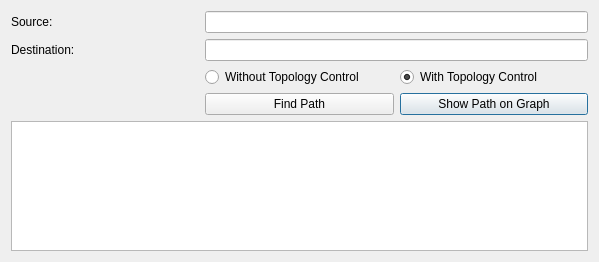
Old version of the form pathwindow.ui in the repository codingInEME/Wireless-Network-Topology.
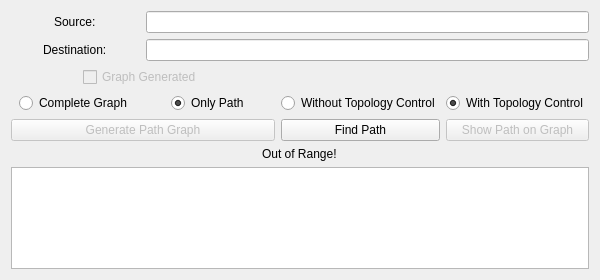
New version of the form.

The edit to the form file:
```diff
--- a/pathwindow.ui
+++ b/pathwindow.ui
@@ -6,58 +6,111 @@
    <rect>
     <x>0</x>
     <y>0</y>
-    <width>599</width>
-    <height>262</height>
+    <width>600</width>
+    <height>280</height>
    </rect>
   </property>
   <property name="windowTitle">
    <string>Dialog</string>
   </property>
   <layout class="QGridLayout" name="gridLayout_2">
-   <item row="0" column="0">
+   <item row="2" column="1">
+    <widget class="QTextEdit" name="output_text">
+     <property name="readOnly">
+      <bool>true</bool>
+     </property>
+    </widget>
+   </item>
+   <item row="0" column="1">
     <layout class="QGridLayout" name="gridLayout">
-     <item row="3" column="2">
+     <item row="4" column="0" alignment="Qt::AlignHCenter">
+      <widget class="QRadioButton" name="complete_radio">
+       <property name="text">
+        <string>Complete Graph</string>
+       </property>
+       <attribute name="buttonGroup">
+        <string notr="true">buttonGroup</string>
+       </attribute>
+      </widget>
+     </item>
+     <item row="4" column="1" alignment="Qt::AlignHCenter">
+      <widget class="QRadioButton" name="only_radio">
+       <property name="text">
+        <string>Only Path</string>
+       </property>
+       <property name="checked">
+        <bool>true</bool>
+       </property>
+       <attribute name="buttonGroup">
+        <string notr="true">buttonGroup</string>
+       </attribute>
+      </widget>
+     </item>
+     <item row="3" column="0" colspan="2" alignment="Qt::AlignHCenter">
+      <widget class="QCheckBox" name="path_check">
+       <property name="enabled">
+        <bool>false</bool>
+       </property>
+       <property name="text">
+        <string>Graph Generated</string>
+       </property>
+      </widget>
+     </item>
+     <item row="5" column="3">
       <widget class="QPushButton" name="show_button">
+       <property name="enabled">
+        <bool>false</bool>
+       </property>
        <property name="text">
         <string>Show Path on Graph</string>
        </property>
       </widget>
      </item>
-     <item row="0" column="0">
-      <widget class="QLabel" name="label">
+     <item row="5" column="0" colspan="2">
+      <widget class="QPushButton" name="generate_path_graph_button">
+       <property name="enabled">
+        <bool>false</bool>
+       </property>
        <property name="text">
-        <string>Source:</string>
+        <string>Generate Path Graph</string>
        </property>
       </widget>
      </item>
-     <item row="0" column="1" colspan="2">
-      <widget class="QLineEdit" name="source_name"/>
-     </item>
-     <item row="3" column="1">
+     <item row="5" column="2">
       <widget class="QPushButton" name="FindPath_button">
        <property name="text">
         <string>Find Path</string>
        </property>
       </widget>
      </item>
-     <item row="1" column="1" colspan="2">
-      <widget class="QLineEdit" name="destination_name"/>
+     <item row="1" column="0" alignment="Qt::AlignHCenter">
+      <widget class="QLabel" name="label">
+       <property name="text">
+        <string>Source:</string>
+       </property>
+      </widget>
      </item>
-     <item row="1" column="0">
+     <item row="2" column="0" alignment="Qt::AlignHCenter">
       <widget class="QLabel" name="label_2">
        <property name="text">
         <string>Destination:</string>
        </property>
       </widget>
      </item>
-     <item row="2" column="1">
+     <item row="2" column="1" colspan="3">
+      <widget class="QLineEdit" name="destination_name"/>
+     </item>
+     <item row="1" column="1" colspan="3">
+      <widget class="QLineEdit" name="source_name"/>
+     </item>
+     <item row="4" column="2">
       <widget class="QRadioButton" name="without_button">
        <property name="text">
         <string>Without Topology Control</string>
        </property>
       </widget>
      </item>
-     <item row="2" column="2">
+     <item row="4" column="3">
       <widget class="QRadioButton" name="with_button">
        <property name="text">
         <string>With Topology Control</string>
@@ -69,10 +122,10 @@
      </item>
     </layout>
    </item>
-   <item row="1" column="0">
-    <widget class="QTextEdit" name="output_text">
-     <property name="readOnly">
-      <bool>true</bool>
+   <item row="1" column="1" alignment="Qt::AlignHCenter">
+    <widget class="QLabel" name="errorLabel">
+     <property name="text">
+      <string>Out of Range!</string>
      </property>
     </widget>
    </item>
```
Left out of the diff: 5 changed lines with no effect on the pictures.
